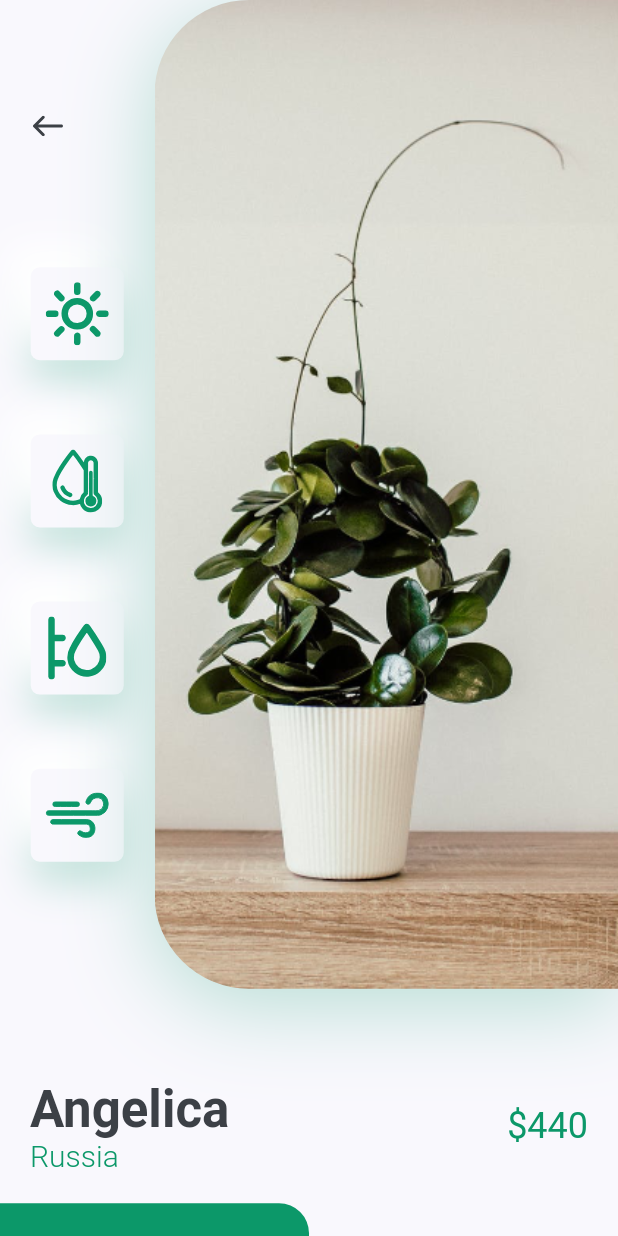
After one commit to champphp/plant-app-flutter-ui, a Flutter app: the screen it shows after launch, after a tap on an icon or button, on a phone screen of 412 x 824 dp. The commit adds this screen. Run offline on Flutter 3.47's test engine with Material 2 defaults, Android fonts, the phone set to English and light mode, and no system bars; our stand-ins replace flutter_svg.

Commit message:
screen details

```diff
--- a/plant_app/lib/constants.dart
+++ b/plant_app/lib/constants.dart
@@ -2,6 +2,6 @@ import 'package:flutter/material.dart';
 
 const kPrimaryColor = Color(0xFF0C9869);
 const kTextColor = Color(0xFF3C4046);
-const kBackgroundColor = Color(0xFF9F8FD);
+const kBackgroundColor = Color(0xFFF9F8FD);
 
 const double kDefaultPadding = 20.0;
--- /dev/null
+++ b/plant_app/lib/screens/details/components/body.dart
@@ -0,0 +1,22 @@
+import 'package:flutter/material.dart';
+import 'package:plant_app/constants.dart';
+import 'package:plant_app/screens/details/components/buynow_and_description.dart';
+import 'package:plant_app/screens/details/components/image_and_icons.dart';
+import 'package:plant_app/screens/details/components/title_and_price.dart';
+
+class Body extends StatelessWidget {
+  @override
+  Widget build(BuildContext context) {
+    Size size = MediaQuery.of(context).size;
+    return SingleChildScrollView(
+      child: Column(
+        children: <Widget>[
+          ImageAndIcons(size: size),
+          TitleAndPrice(title: "Angelica", country: "Russia", price: 440),
+          SizedBox(height: kDefaultPadding),
+          BuyNowAndDescription(),
+        ],
+      ),
+    );
+  }
+}
--- /dev/null
+++ b/plant_app/lib/screens/details/components/buynow_and_description.dart
@@ -0,0 +1,43 @@
+import 'package:flutter/material.dart';
+import 'package:plant_app/constants.dart';
+
+class BuyNowAndDescription extends StatelessWidget {
+  const BuyNowAndDescription({
+    Key key,
+  }) : super(key: key);
+
+  @override
+  Widget build(BuildContext context) {
+    Size size = MediaQuery.of(context).size;
+    return Row(
+      children: <Widget>[
+        SizedBox(
+          width: size.width / 2,
+          height: 84,
+          child: FlatButton(
+            shape: RoundedRectangleBorder(
+              borderRadius: BorderRadius.only(
+                topRight: Radius.circular(20),
+              ),
+            ),
+            color: kPrimaryColor,
+            onPressed: () {},
+            child: Text(
+              "Buy Now",
+              style: TextStyle(
+                color: Colors.white,
+                fontSize: 16,
+              ),
+            ),
+          ),
+        ),
+        Expanded(
+          child: FlatButton(
+            onPressed: () {},
+            child: Text("Description"),
+          ),
+        ),
+      ],
+    );
+  }
+}
--- /dev/null
+++ b/plant_app/lib/screens/details/components/icon_card.dart
@@ -0,0 +1,39 @@
+import 'package:flutter/material.dart';
+import 'package:flutter_svg/flutter_svg.dart';
+import 'package:plant_app/constants.dart';
+
+class IconCard extends StatelessWidget {
+  const IconCard({
+    Key key,
+    this.icon,
+  }) : super(key: key);
+
+  final String icon;
+
+  @override
+  Widget build(BuildContext context) {
+    Size size = MediaQuery.of(context).size;
+    return Container(
+      margin: EdgeInsets.symmetric(vertical: size.height * 0.03),
+      padding: EdgeInsets.all(kDefaultPadding / 2),
+      height: 62,
+      width: 62,
+      decoration: BoxDecoration(
+          color: kBackgroundColor,
+          borderRadius: BorderRadius.circular(6),
+          boxShadow: [
+            BoxShadow(
+              offset: Offset(0, 15),
+              blurRadius: 22,
+              color: kPrimaryColor.withOpacity(0.22),
+            ),
+            BoxShadow(
+              offset: Offset(-15, -15),
+              blurRadius: 20,
+              color: Colors.white,
+            )
+          ]),
+      child: SvgPicture.asset(icon),
+    );
+  }
+}
--- /dev/null
+++ b/plant_app/lib/screens/details/components/image_and_icons.dart
@@ -0,0 +1,73 @@
+import 'package:flutter/material.dart';
+import 'package:flutter_svg/flutter_svg.dart';
+import 'package:plant_app/constants.dart';
+import 'package:plant_app/screens/details/components/icon_card.dart';
+
+class ImageAndIcons extends StatelessWidget {
+  const ImageAndIcons({
+    Key key,
+    @required this.size,
+  }) : super(key: key);
+
+  final Size size;
+
+  @override
+  Widget build(BuildContext context) {
+    return Padding(
+      padding: const EdgeInsets.only(bottom: kDefaultPadding * 3),
+      child: SizedBox(
+        height: size.height * 0.8,
+        child: Row(
+          children: <Widget>[
+            Expanded(
+              child: Padding(
+                padding:
+                    const EdgeInsets.symmetric(vertical: kDefaultPadding * 3),
+                child: Column(
+                  children: <Widget>[
+                    Align(
+                      alignment: Alignment.topLeft,
+                      child: IconButton(
+                          padding:
+                              EdgeInsets.symmetric(horizontal: kDefaultPadding),
+                          icon: SvgPicture.asset("assets/icons/back_arrow.svg"),
+                          onPressed: () {
+                            Navigator.pop(context);
+                          }),
+                    ),
+                    Spacer(),
+                    IconCard(icon: "assets/icons/sun.svg"),
+                    IconCard(icon: "assets/icons/icon_2.svg"),
+                    IconCard(icon: "assets/icons/icon_3.svg"),
+                    IconCard(icon: "assets/icons/icon_4.svg"),
+                  ],
+                ),
+              ),
+            ),
+            Container(
+              height: size.height * 0.8,
+              width: size.width * 0.75,
+              decoration: BoxDecoration(
+                borderRadius: BorderRadius.only(
+                    topLeft: Radius.circular(63),
+                    bottomLeft: Radius.circular(63)),
+                boxShadow: [
+                  BoxShadow(
+                    offset: Offset(0, 10),
+                    blurRadius: 50,
+                    color: kPrimaryColor.withOpacity(0.29),
+                  )
+                ],
+                image: DecorationImage(
+                  alignment: Alignment.centerLeft,
+                  fit: BoxFit.cover,
+                  image: AssetImage("assets/images/img.png"),
+                ),
+              ),
+            )
+          ],
+        ),
+      ),
+    );
+  }
+}
--- /dev/null
+++ b/plant_app/lib/screens/details/components/title_and_price.dart
@@ -0,0 +1,54 @@
+import 'package:flutter/material.dart';
+import 'package:plant_app/constants.dart';
+
+class TitleAndPrice extends StatelessWidget {
+  const TitleAndPrice({
+    Key key,
+    this.title,
+    this.country,
+    this.price,
+  }) : super(key: key);
+
+  final String title, country;
+  final int price;
+
+  @override
+  Widget build(BuildContext context) {
+    return Padding(
+      padding: const EdgeInsets.symmetric(horizontal: kDefaultPadding),
+      child: Row(
+        children: <Widget>[
+          RichText(
+            text: TextSpan(
+              children: [
+                TextSpan(
+                  text: "$title\n",
+                  style: Theme.of(context)
+                      .textTheme
+                      .headline4
+                      .copyWith(color: kTextColor, fontWeight: FontWeight.bold),
+                ),
+                TextSpan(
+                  text: "$country",
+                  style: TextStyle(
+                    fontSize: 20,
+                    color: kPrimaryColor,
+                    fontWeight: FontWeight.w300,
+                  ),
+                ),
+              ],
+            ),
+          ),
+          Spacer(),
+          Text(
+            "\$$price",
+            style: Theme.of(context)
+                .textTheme
+                .headline5
+                .copyWith(color: kPrimaryColor),
+          )
+        ],
+      ),
+    );
+  }
+}
--- /dev/null
+++ b/plant_app/lib/screens/details/details_screen.dart
@@ -0,0 +1,11 @@
+import 'package:flutter/material.dart';
+import 'package:plant_app/screens/details/components/body.dart';
+
+class DetailsScreen extends StatelessWidget {
+  @override
+  Widget build(BuildContext context) {
+    return Scaffold(
+      body: Body(),
+    );
+  }
+}
--- a/plant_app/lib/screens/home/components/recomend_plants.dart
+++ b/plant_app/lib/screens/home/components/recomend_plants.dart
@@ -1,5 +1,6 @@
 import 'package:flutter/material.dart';
 import 'package:plant_app/constants.dart';
+import 'package:plant_app/screens/details/details_screen.dart';
 
 class RecomendsPlants extends StatelessWidget {
   const RecomendsPlants({
@@ -17,21 +18,30 @@ class RecomendsPlants extends StatelessWidget {
             title: "Samantha",
             country: "Russia",
             price: 440,
-            press: () {},
+            press: () {
+              Navigator.push(context,
+                  MaterialPageRoute(builder: (context) => DetailsScreen()));
+            },
           ),
           RecomendPlantCard(
             image: "assets/images/image_2.png",
             title: "Angelica",
             country: "Russia",
             price: 440,
-            press: () {},
+            press: () {
+              Navigator.push(context,
+                  MaterialPageRoute(builder: (context) => DetailsScreen()));
+            },
           ),
           RecomendPlantCard(
             image: "assets/images/image_3.png",
             title: "Samantha",
             country: "Russia",
             price: 440,
-            press: () {},
+            press: () {
+              Navigator.push(context,
+                  MaterialPageRoute(builder: (context) => DetailsScreen()));
+            },
           ),
         ],
       ),
```
